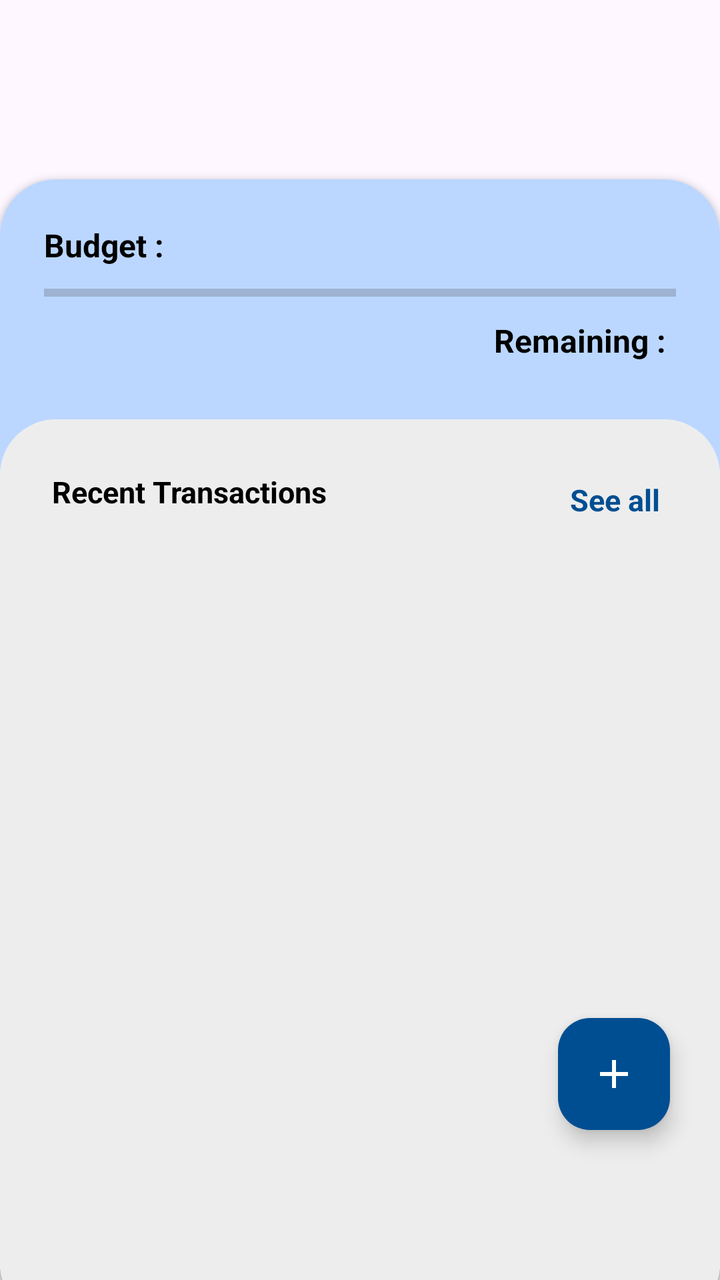
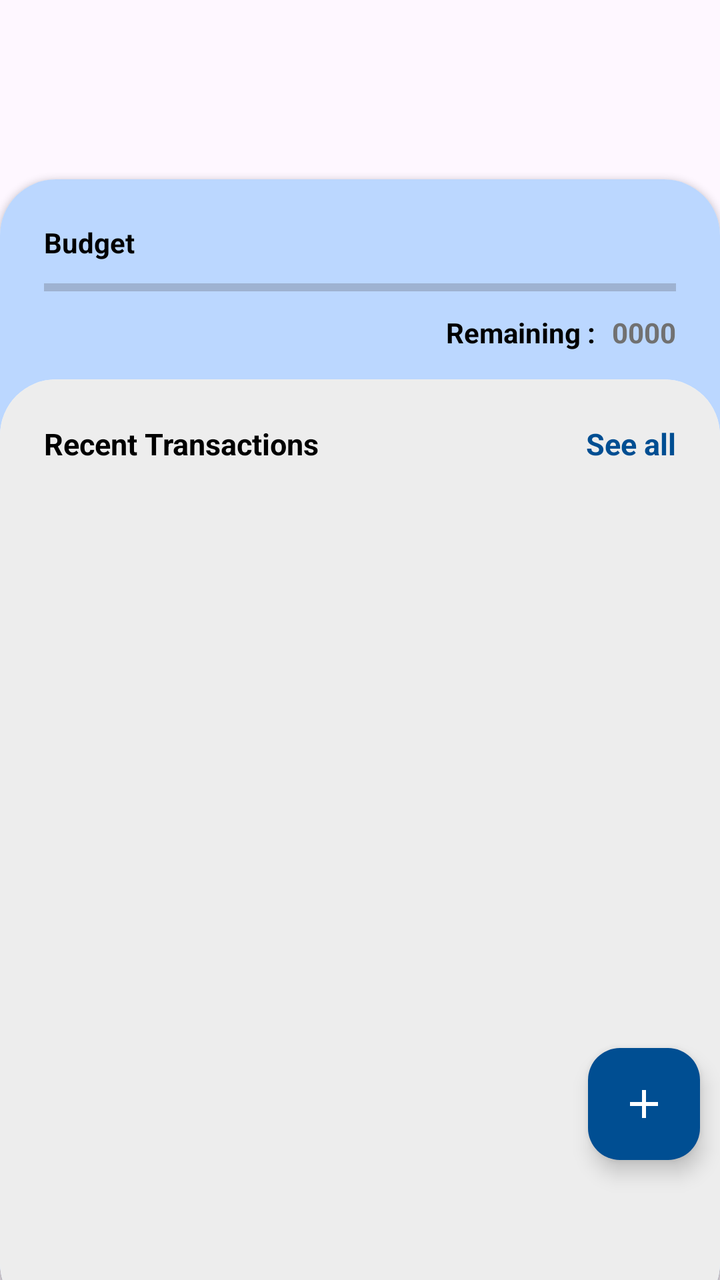

Two renders of the same Android screen: before a commit and after it. Below are the layout's source before the change and the commit's diff.
<!-- AndroidManifest.xml: application theme Theme.Budget_Planner -->
<!-- res/layout/fragment_home_.xml -->
<?xml version="1.0" encoding="utf-8"?>
<RelativeLayout xmlns:android="http://schemas.android.com/apk/res/android"
    xmlns:app="http://schemas.android.com/apk/res-auto"
    xmlns:tools="http://schemas.android.com/tools"
    android:layout_width="match_parent"
    android:layout_height="match_parent"
    tools:context=".Category_Fragment">


    <androidx.cardview.widget.CardView
        android:layout_width="match_parent"
        android:layout_height="wrap_content"
        android:layout_alignParentBottom="true"
        android:layout_marginBottom="-20dp"
        app:cardCornerRadius="28dp">

        <LinearLayout
            android:layout_width="match_parent"
            android:layout_height="570dp"
            android:background="#BBD7FF"
            android:orientation="vertical"
            android:padding="22dp">

            <LinearLayout
                android:layout_width="match_parent"
                android:layout_height="wrap_content"
                android:orientation="horizontal">

                <TextView
                    android:id="@+id/clickableText"
                    android:layout_width="wrap_content"
                    android:layout_height="wrap_content"
                    android:clickable="true"
                    android:focusable="true"
                    android:text="@string/budget"
                    android:textColor="@color/black"
                    android:textSize="16sp"
                    android:textStyle="bold"
                    tools:ignore="TouchTargetSizeCheck" />

                <TextView
                    android:id="@+id/budget"
                    android:layout_width="wrap_content"
                    android:layout_height="wrap_content"
                    android:layout_marginStart="15dp"
                    android:clickable="true"
                    android:focusable="true"
                    android:onClick="onTextClick"
                    android:textColor="#717171"
                    android:textSize="16sp"
                    android:textStyle="bold" />
            </LinearLayout>


            <ProgressBar
                style="?android:attr/progressBarStyleHorizontal"
                android:layout_width="match_parent"
                android:layout_height="wrap_content"
                android:layout_marginVertical="5dp" />

            <LinearLayout
                android:layout_width="match_parent"
                android:layout_height="wrap_content"
                android:gravity="end"
                android:orientation="horizontal">

                <TextView
                    android:layout_width="wrap_content"
                    android:layout_height="wrap_content"
                    android:text="@string/remaining"
                    android:textColor="@color/black"
                    android:textSize="16sp"
                    android:textStyle="bold" />

                <TextView
                    android:id="@+id/Remaining_budget"
                    android:layout_width="wrap_content"
                    android:layout_height="wrap_content"
                    android:layout_marginStart="5dp"
                    android:text=""
                    android:textColor="#717171"
                    android:textStyle="bold" />
            </LinearLayout>
        </LinearLayout>
    </androidx.cardview.widget.CardView>

    <androidx.cardview.widget.CardView
        android:layout_width="match_parent"
        android:layout_height="wrap_content"
        android:layout_alignParentBottom="true"
        android:layout_marginBottom="-20dp"
        app:cardCornerRadius="28dp">

        <androidx.constraintlayout.widget.ConstraintLayout
            android:layout_width="match_parent"
            android:layout_height="450dp"
            android:background="#EDEDED"
            android:orientation="horizontal"
            android:padding="22dp">

            <TextView
                android:id="@+id/textView"
                android:layout_width="wrap_content"
                android:layout_height="wrap_content"
                android:gravity="start"
                android:padding="4dp"
                android:text="@string/recent_transactions"
                android:textColor="@color/black"
                android:textSize="15sp"
                android:textStyle="bold"
                app:layout_constraintStart_toStartOf="parent"
                app:layout_constraintTop_toTopOf="parent" />

            <TextView
                android:id="@+id/seeAll"
                android:layout_width="wrap_content"
                android:layout_height="wrap_content"
                android:layout_margin="4dp"
                android:gravity="end"
                android:padding="4dp"
                android:text="@string/see_all"
                android:textColor="#004E92"
                android:textSize="15sp"
                android:textStyle="bold"
                app:layout_constraintEnd_toEndOf="parent"
                app:layout_constraintTop_toTopOf="parent" />
        </androidx.constraintlayout.widget.ConstraintLayout>
    </androidx.cardview.widget.CardView>

    <com.google.android.material.floatingactionbutton.FloatingActionButton
        android:id="@+id/add"
        android:layout_width="wrap_content"
        android:layout_height="wrap_content"
        android:layout_above="@id/space"
        android:layout_alignParentEnd="true"
        android:layout_marginEnd="25dp"
        android:layout_marginBottom="15dp"
        android:backgroundTint="#004E92"
        android:contentDescription="@string/add_a_transaction"
        android:src="@drawable/baseline_add_24"
        app:tint="@color/white" />

    <Space
        android:id="@+id/space"
        android:layout_width="match_parent"
        android:layout_height="60dp"
        android:layout_alignParentBottom="true" />

</RelativeLayout>
<!-- resources referenced by this layout -->
<resources>
  <color name="black">#000000</color>
  <color name="white">#FFFFFF</color>
  
      Shades of Yellow
  <!-- drawable baseline_add_24 (drawable) -->
  <vector android:height="24dp"
      android:tint="#000000"
      android:viewportHeight="24"
      android:viewportWidth="24"
      android:width="24dp"
      xmlns:android="http://schemas.android.com/apk/res/android">
      <path
          android:fillColor="@android:color/white"
          android:pathData="M19,13h-6v6h-2v-6H5v-2h6V5h2v6h6v2z" />
  </vector>
  <string name="add_a_transaction">Add Transaction</string>
  <string name="budget">Budget : </string>
  <string name="recent_transactions">Recent Transactions</string>
  <string name="remaining">Remaining :</string>
  <string name="see_all">See all</string>
  <style name="Theme.Budget_Planner" parent="Base.Theme.Budget_Planner" />
  <style name="Base.Theme.Budget_Planner" parent="Theme.Material3.DayNight.NoActionBar">
          
          
      </style>
</resources>

<!-- the commit's change to res/layout/fragment_home_.xml (unified diff, before → after) -->
@@ -1,9 +1,9 @@
 <?xml version="1.0" encoding="utf-8"?>
 <RelativeLayout xmlns:android="http://schemas.android.com/apk/res/android"
-    xmlns:app="http://schemas.android.com/apk/res-auto"
     xmlns:tools="http://schemas.android.com/tools"
     android:layout_width="match_parent"
     android:layout_height="match_parent"
+    xmlns:app="http://schemas.android.com/apk/res-auto"
     tools:context=".Category_Fragment">
 
 
@@ -11,15 +11,17 @@
         android:layout_width="match_parent"
         android:layout_height="wrap_content"
         android:layout_alignParentBottom="true"
+        app:cardCornerRadius="28dp"
         android:layout_marginBottom="-20dp"
-        app:cardCornerRadius="28dp">
+
+        >
 
         <LinearLayout
             android:layout_width="match_parent"
             android:layout_height="570dp"
-            android:background="#BBD7FF"
             android:orientation="vertical"
-            android:padding="22dp">
+            android:padding="22dp"
+            android:background="#BBD7FF">
 
             <LinearLayout
                 android:layout_width="match_parent"
@@ -30,56 +32,51 @@
                     android:id="@+id/clickableText"
                     android:layout_width="wrap_content"
                     android:layout_height="wrap_content"
+                    android:text="Budget"
+                    android:textColor="@color/black"
+                    android:textStyle="bold"
                     android:clickable="true"
-                    android:focusable="true"
-                    android:text="@string/budget"
-                    android:textColor="@color/black"
-                    android:textSize="16sp"
-                    android:textStyle="bold"
-                    tools:ignore="TouchTargetSizeCheck" />
+                    />
 
                 <TextView
                     android:id="@+id/budget"
                     android:layout_width="wrap_content"
                     android:layout_height="wrap_content"
-                    android:layout_marginStart="15dp"
+                    android:textColor="#717171"
+                    android:textStyle="bold"
                     android:clickable="true"
-                    android:focusable="true"
                     android:onClick="onTextClick"
-                    android:textColor="#717171"
-                    android:textSize="16sp"
-                    android:textStyle="bold" />
+                    android:layout_marginStart="15dp" />
             </LinearLayout>
 
 
             <ProgressBar
-                style="?android:attr/progressBarStyleHorizontal"
                 android:layout_width="match_parent"
                 android:layout_height="wrap_content"
-                android:layout_marginVertical="5dp" />
-
+                android:layout_marginVertical="5dp"
+                style="?android:attr/progressBarStyleHorizontal" />
             <LinearLayout
                 android:layout_width="match_parent"
                 android:layout_height="wrap_content"
-                android:gravity="end"
-                android:orientation="horizontal">
+                android:orientation="horizontal"
+                android:gravity="end">
 
                 <TextView
                     android:layout_width="wrap_content"
                     android:layout_height="wrap_content"
-                    android:text="@string/remaining"
+                    android:text="Remaining : "
                     android:textColor="@color/black"
-                    android:textSize="16sp"
-                    android:textStyle="bold" />
+                    android:textStyle="bold"
+                    />
 
                 <TextView
                     android:id="@+id/Remaining_budget"
                     android:layout_width="wrap_content"
                     android:layout_height="wrap_content"
-                    android:layout_marginStart="5dp"
-                    android:text=""
+                    android:text="0000"
                     android:textColor="#717171"
-                    android:textStyle="bold" />
+                    android:textStyle="bold"
+                    android:layout_marginStart="5dp" />
             </LinearLayout>
         </LinearLayout>
     </androidx.cardview.widget.CardView>
@@ -88,57 +85,54 @@
         android:layout_width="match_parent"
         android:layout_height="wrap_content"
         android:layout_alignParentBottom="true"
-        android:layout_marginBottom="-20dp"
-        app:cardCornerRadius="28dp">
+        app:cardCornerRadius="28dp"
+        android:layout_marginBottom="-20dp">
 
-        <androidx.constraintlayout.widget.ConstraintLayout
+        <LinearLayout
             android:layout_width="match_parent"
-            android:layout_height="450dp"
-            android:background="#EDEDED"
-            android:orientation="horizontal"
-            android:padding="22dp">
+            android:layout_height="470dp"
+            android:orientation="vertical"
+            android:padding="22dp"
+            android:background="#EDEDED">
+            <RelativeLayout
+                android:layout_width="match_parent"
+                android:layout_height="40dp"
+                android:orientation="horizontal">
+                <TextView
+                    android:layout_width="wrap_content"
+                    android:layout_height="match_parent"
+                    android:text="Recent Transactions"
+                    android:textStyle="bold"
+                    android:textColor="@color/black"
+                    android:textSize="15dp"
+                    android:layout_alignParentLeft="true"
+                    />
 
-            <TextView
-                android:id="@+id/textView"
-                android:layout_width="wrap_content"
-                android:layout_height="wrap_content"
-                android:gravity="start"
-                android:padding="4dp"
-                android:text="@string/recent_transactions"
-                android:textColor="@color/black"
-                android:textSize="15sp"
-                android:textStyle="bold"
-                app:layout_constraintStart_toStartOf="parent"
-                app:layout_constraintTop_toTopOf="parent" />
-
-            <TextView
-                android:id="@+id/seeAll"
-                android:layout_width="wrap_content"
-                android:layout_height="wrap_content"
-                android:layout_margin="4dp"
-                android:gravity="end"
-                android:padding="4dp"
-                android:text="@string/see_all"
-                android:textColor="#004E92"
-                android:textSize="15sp"
-                android:textStyle="bold"
-                app:layout_constraintEnd_toEndOf="parent"
-                app:layout_constraintTop_toTopOf="parent" />
-        </androidx.constraintlayout.widget.ConstraintLayout>
+                <TextView
+                    android:id="@+id/seeAll"
+                    android:layout_width="wrap_content"
+                    android:layout_height="match_parent"
+                    android:layout_alignParentRight="true"
+                    android:text="See all"
+                    android:textColor="#004E92"
+                    android:textSize="15dp"
+                    android:textStyle="bold" />
+            </RelativeLayout>
+        </LinearLayout>
     </androidx.cardview.widget.CardView>
 
     <com.google.android.material.floatingactionbutton.FloatingActionButton
         android:id="@+id/add"
         android:layout_width="wrap_content"
         android:layout_height="wrap_content"
+        android:src="@drawable/baseline_add_24"
         android:layout_above="@id/space"
         android:layout_alignParentEnd="true"
-        android:layout_marginEnd="25dp"
-        android:layout_marginBottom="15dp"
+        android:layout_marginEnd="10dp"
+        app:tint="@color/white"
         android:backgroundTint="#004E92"
-        android:contentDescription="@string/add_a_transaction"
-        android:src="@drawable/baseline_add_24"
-        app:tint="@color/white" />
+
+        />
 
     <Space
         android:id="@+id/space"
<!-- resource entries referenced after the edit -->
@@ -1,9 +1,7 @@
 <!-- resources referenced by this layout -->
 <resources>
-  <color name="black">#000000</color>
-  <color name="white">#FFFFFF</color>
-  
-      Shades of Yellow
+  <color name="black">#FF000000</color>
+  <color name="white">#FFFFFFFF</color>
   <!-- drawable baseline_add_24 (drawable) -->
   <vector android:height="24dp"
       android:tint="#000000"
@@ -15,11 +13,6 @@
           android:fillColor="@android:color/white"
           android:pathData="M19,13h-6v6h-2v-6H5v-2h6V5h2v6h6v2z" />
   </vector>
-  <string name="add_a_transaction">Add Transaction</string>
-  <string name="budget">Budget : </string>
-  <string name="recent_transactions">Recent Transactions</string>
-  <string name="remaining">Remaining :</string>
-  <string name="see_all">See all</string>
   <style name="Theme.Budget_Planner" parent="Base.Theme.Budget_Planner" />
   <style name="Base.Theme.Budget_Planner" parent="Theme.Material3.DayNight.NoActionBar">
           
